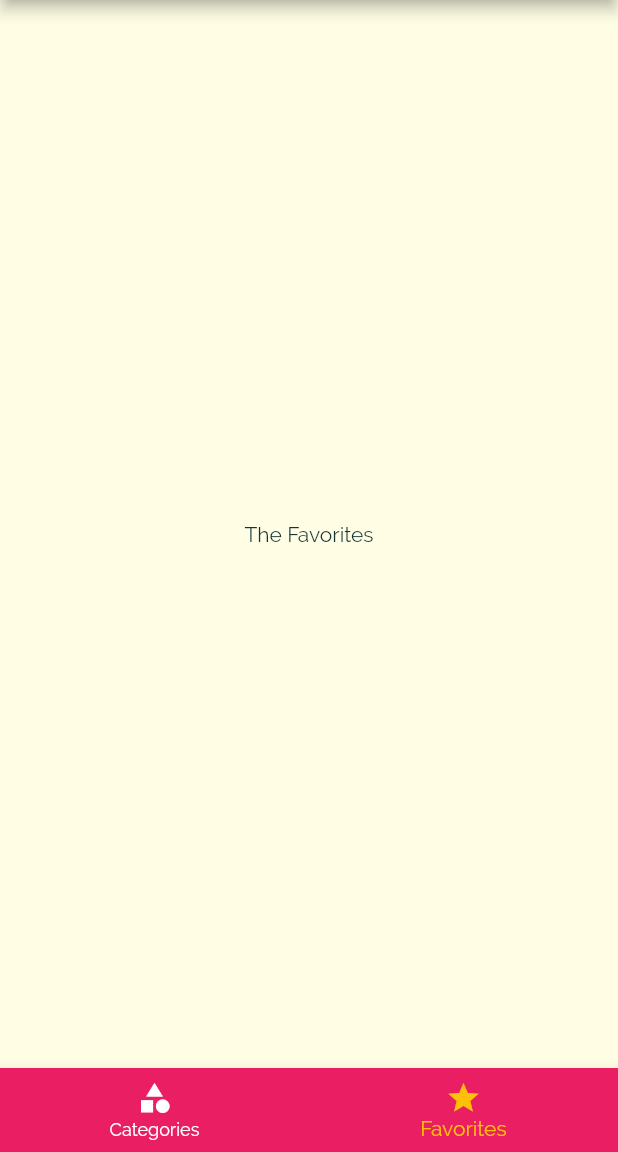
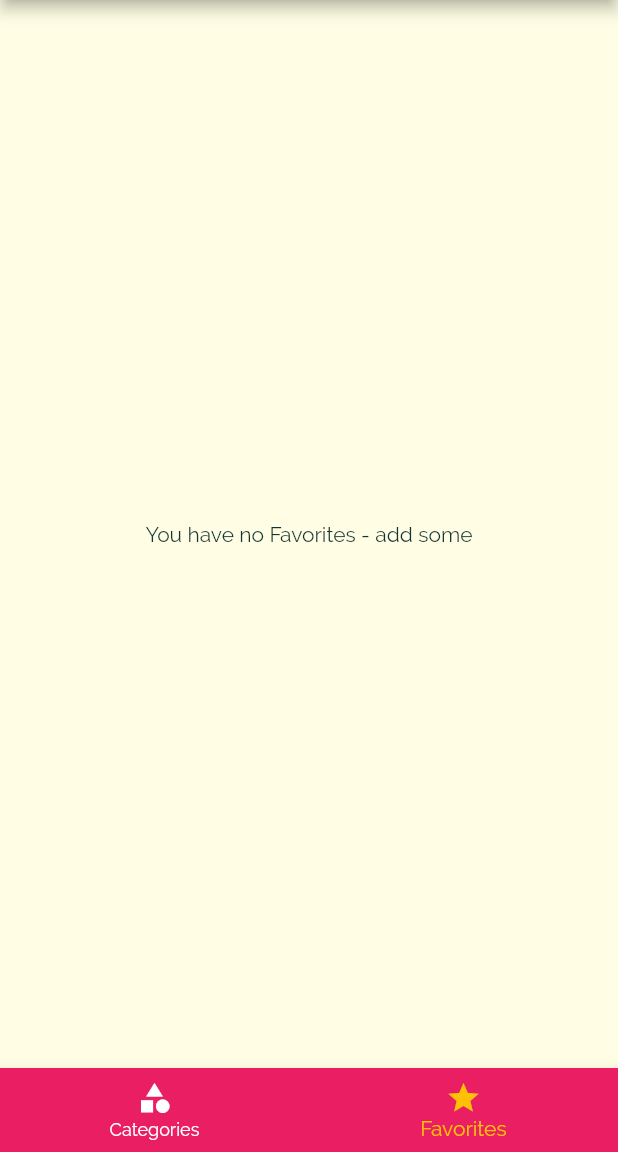
Before and after one commit to engmubarak48/Meals-app, a Flutter app: the screen it shows after launch, item 2 of the bottom bar chosen, on a phone screen of 412 x 824 dp, the part 84-1236 px from its top. Run offline on Flutter 3.47's test engine with Material 2 defaults, Android fonts, the phone set to English and light mode, and no system bars.

Commit message:
finilized the app

```diff
--- a/lib/main.dart
+++ b/lib/main.dart
@@ -23,6 +23,7 @@ class _MyAppState extends State<MyApp> {
   };
 
   List<Meal> _availableMeals = DUMMY_MEALS;
+  List<Meal> _favoriteMeals = [];
 
   void _setFilters(Map<String, bool> filterData) {
     setState(() {
@@ -43,6 +44,26 @@ class _MyAppState extends State<MyApp> {
         return true;
       }).toList();
     });
+  }
+
+  void _toggleFavorite(String mealId) {
+    final existingIndex =
+        _favoriteMeals.indexWhere((meal) => mealId == meal.id);
+    if (existingIndex >= 0) {
+      setState(() {
+        _favoriteMeals.removeAt(existingIndex);
+      });
+    } else {
+      setState(() {
+        _favoriteMeals.add(
+          DUMMY_MEALS.firstWhere((meal) => meal.id == mealId),
+        );
+      });
+    }
+  }
+
+  bool _isMealFavorite(String id) {
+    return _favoriteMeals.any((meal) => meal.id == id);
   }
 
   @override
@@ -71,10 +92,11 @@ class _MyAppState extends State<MyApp> {
       // home: CategoriesScreen(),
       initialRoute: '/',
       routes: {
-        '/': (ctx) => TabsScreen(),
+        '/': (ctx) => TabsScreen(_favoriteMeals),
         CategoryMealsScreen.routeName: (ctx) =>
             CategoryMealsScreen(_availableMeals),
-        MealDetailScreen.routeName: (ctx) => MealDetailScreen(),
+        MealDetailScreen.routeName: (ctx) =>
+            MealDetailScreen(_toggleFavorite, _isMealFavorite),
         filtersScreen.routeName: (ctx) => filtersScreen(_filters, _setFilters),
       },
       // onGenerateRoute: (settings) {
--- a/lib/screens/category_meals_screen.dart
+++ b/lib/screens/category_meals_screen.dart
@@ -63,7 +63,6 @@ class _CategoryMealsScreenState extends State<CategoryMealsScreen> {
         body: ListView.builder(
           itemBuilder: (context, index) {
             return MealItem(
-                removeItem: _removeMeal,
                 id: displayedMeals[index].id,
                 title: displayedMeals[index].title,
                 imageUrl: displayedMeals[index].imageUrl,
--- a/lib/screens/favorites_screen.dart
+++ b/lib/screens/favorites_screen.dart
@@ -1,10 +1,31 @@
 import 'package:flutter/material.dart';
+import '../models/meal.dart';
+import '../widgets/meal_item.dart';
 
 class FavoritesScreen extends StatelessWidget {
+  final List<Meal> favoriteMeals;
+
+  FavoritesScreen(this.favoriteMeals);
+
   @override
   Widget build(BuildContext context) {
-    return Center(
-      child: Text('The Favorites'),
-    );
+    if (favoriteMeals.isEmpty) {
+      return Center(
+        child: Text('You have no Favorites - add some'),
+      );
+    } else {
+      return ListView.builder(
+        itemBuilder: (context, index) {
+          return MealItem(
+              id: favoriteMeals[index].id,
+              title: favoriteMeals[index].title,
+              imageUrl: favoriteMeals[index].imageUrl,
+              duration: favoriteMeals[index].duration,
+              complexity: favoriteMeals[index].complexity,
+              affordability: favoriteMeals[index].affordability);
+        },
+        itemCount: favoriteMeals.length,
+      );
+    }
   }
 }
--- a/lib/screens/tabs_screen.dart
+++ b/lib/screens/tabs_screen.dart
@@ -1,27 +1,36 @@
 import 'package:flutter/material.dart';
 import '../widgets/main_drawer.dart';
 import './category_meals_screen.dart';
+import '../models/meal.dart';
 import './favorites_screen.dart';
 import './categories_screen.dart';
 
 class TabsScreen extends StatefulWidget {
+  final List<Meal> favoriteMeals;
+  TabsScreen(this.favoriteMeals);
+
   @override
   _TabsScreenState createState() => _TabsScreenState();
 }
 
 class _TabsScreenState extends State<TabsScreen> {
-  final List<Map<String, Object>> _pages = [
+  List<Map<String, Object>> _pages;
+  int _selectedPageIndex = 0;
+
+  @override
+  void initState() {
+    _pages = [
       {
         'page': CategoriesScreen(),
         'title': 'Categories',
       },
       {
-      'page': FavoritesScreen(),
+        'page': FavoritesScreen(widget.favoriteMeals),
         'title': 'My Favorites',
       },
     ];
-
-  int _selectedPageIndex = 0;
+    super.initState();
+  }
 
   void _selectPage(int index) {
     setState(() {
--- a/lib/widgets/meal_item.dart
+++ b/lib/widgets/meal_item.dart
@@ -12,7 +12,6 @@ class MealItem extends StatelessWidget {
   final int duration;
   final Complexity complexity;
   final Affordability affordability;
-  final Function removeItem;
 
   MealItem({
     @required this.id,
@@ -21,7 +20,6 @@ class MealItem extends StatelessWidget {
     @required this.duration,
     @required this.complexity,
     @required this.affordability,
-    @required this.removeItem,
   });
 
   String get complexityText {
@@ -65,7 +63,7 @@ class MealItem extends StatelessWidget {
         .then(
       (result) {
         if (result != Null) {
-          removeItem(result);
+          // removeItem(result);
         }
       },
     );
```
Also changed, not shown: lib/screens/meal_detail_screen.dart (+6 -4 lines), 2 other files. Lines whose indentation alone changed are shown as unchanged.
